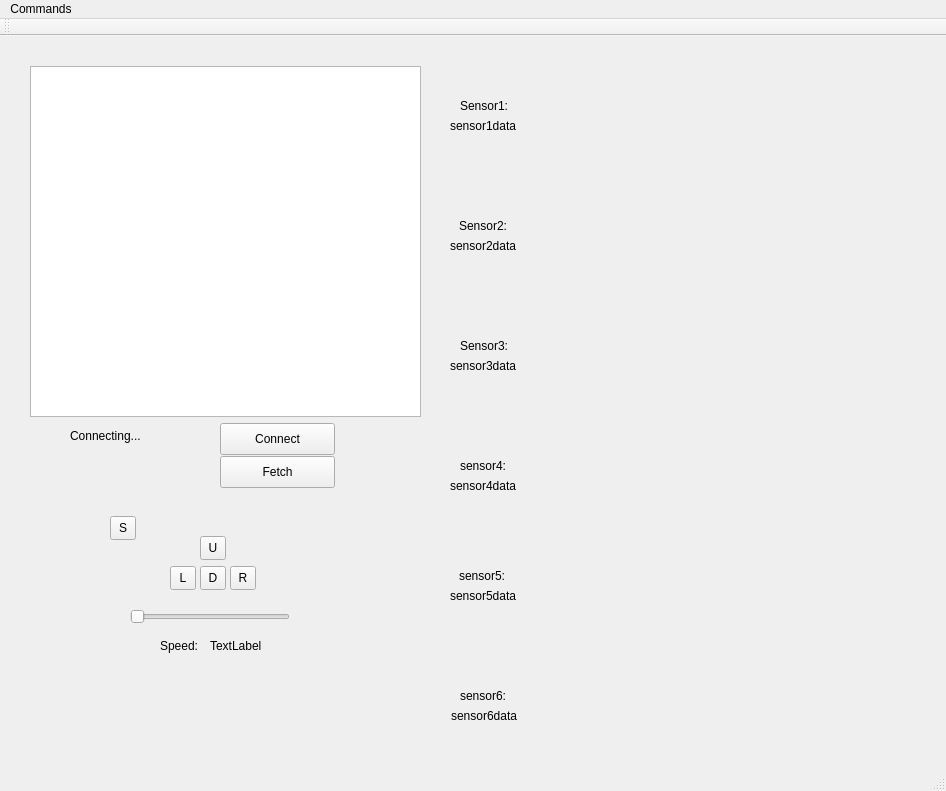
Old version of the form Kod/Styr_m/Styr_m/mapGUI/gui.ui in the repository hansfilipelo/Kandidadprojekt.
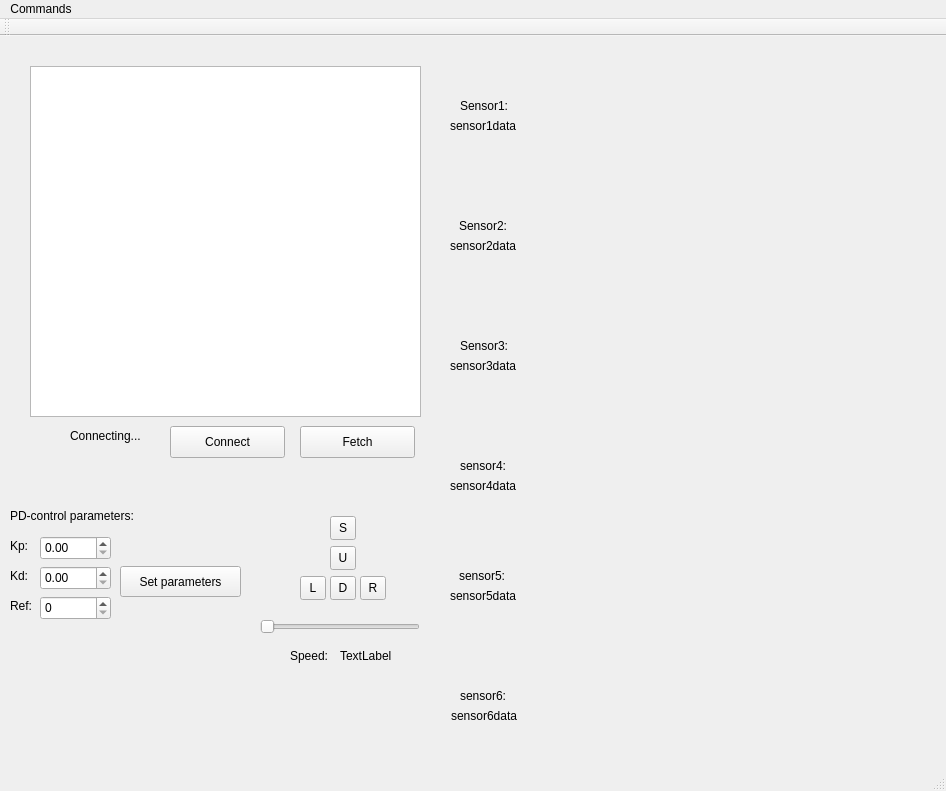
New version of the form. Custom widgets are drawn as their Qt base class.

Commit message: Added control parameters to ui

```diff
--- a/Kod/Styr_m/Styr_m/mapGUI/gui.ui
+++ b/Kod/Styr_m/Styr_m/mapGUI/gui.ui
@@ -33,8 +33,8 @@
    <widget class="QSlider" name="speedSlider">
     <property name="geometry">
      <rect>
-      <x>130</x>
-      <y>570</y>
+      <x>260</x>
+      <y>580</y>
       <width>160</width>
       <height>22</height>
      </rect>
@@ -49,8 +49,8 @@
    <widget class="QToolButton" name="upButton">
     <property name="geometry">
      <rect>
-      <x>200</x>
-      <y>500</y>
+      <x>330</x>
+      <y>510</y>
       <width>26</width>
       <height>24</height>
      </rect>
@@ -62,8 +62,8 @@
    <widget class="QToolButton" name="downButton">
     <property name="geometry">
      <rect>
-      <x>200</x>
-      <y>530</y>
+      <x>330</x>
+      <y>540</y>
       <width>26</width>
       <height>24</height>
      </rect>
@@ -75,8 +75,8 @@
    <widget class="QToolButton" name="leftButton">
     <property name="geometry">
      <rect>
-      <x>170</x>
-      <y>530</y>
+      <x>300</x>
+      <y>540</y>
       <width>26</width>
       <height>24</height>
      </rect>
@@ -88,8 +88,8 @@
    <widget class="QToolButton" name="rightButton">
     <property name="geometry">
      <rect>
-      <x>230</x>
-      <y>530</y>
+      <x>360</x>
+      <y>540</y>
       <width>26</width>
       <height>24</height>
      </rect>
@@ -257,8 +257,8 @@
    <widget class="QLabel" name="speedLabel">
     <property name="geometry">
      <rect>
-      <x>160</x>
-      <y>600</y>
+      <x>290</x>
+      <y>610</y>
       <width>62</width>
       <height>19</height>
      </rect>
@@ -270,8 +270,8 @@
    <widget class="QLabel" name="speedPercent">
     <property name="geometry">
      <rect>
-      <x>210</x>
-      <y>600</y>
+      <x>340</x>
+      <y>610</y>
       <width>62</width>
       <height>19</height>
      </rect>
@@ -392,8 +392,8 @@
    <widget class="QPushButton" name="pushButton">
     <property name="geometry">
      <rect>
-      <x>220</x>
-      <y>387</y>
+      <x>170</x>
+      <y>390</y>
       <width>115</width>
       <height>32</height>
      </rect>
@@ -405,7 +405,7 @@
    <widget class="QToolButton" name="stopButton">
     <property name="geometry">
      <rect>
-      <x>110</x>
+      <x>330</x>
       <y>480</y>
       <width>26</width>
       <height>24</height>
@@ -418,8 +418,8 @@
    <widget class="QPushButton" name="fetchButton">
     <property name="geometry">
      <rect>
-      <x>220</x>
-      <y>420</y>
+      <x>300</x>
+      <y>390</y>
       <width>115</width>
       <height>32</height>
      </rect>
@@ -428,6 +428,101 @@
      <string>Fetch</string>
     </property>
    </widget>
+   <widget class="QLabel" name="kpLabel">
+    <property name="geometry">
+     <rect>
+      <x>10</x>
+      <y>500</y>
+      <width>21</width>
+      <height>19</height>
+     </rect>
+    </property>
+    <property name="text">
+     <string>Kp:</string>
+    </property>
+   </widget>
+   <widget class="QLabel" name="kdLabel">
+    <property name="geometry">
+     <rect>
+      <x>10</x>
+      <y>530</y>
+      <width>21</width>
+      <height>19</height>
+     </rect>
+    </property>
+    <property name="text">
+     <string>Kd:</string>
+    </property>
+   </widget>
+   <widget class="QLabel" name="refLabel">
+    <property name="geometry">
+     <rect>
+      <x>10</x>
+      <y>560</y>
+      <width>31</width>
+      <height>19</height>
+     </rect>
+    </property>
+    <property name="text">
+     <string>Ref:</string>
+    </property>
+   </widget>
+   <widget class="QDoubleSpinBox" name="doubleSpinBox">
+    <property name="geometry">
+     <rect>
+      <x>40</x>
+      <y>500</y>
+      <width>71</width>
+      <height>24</height>
+     </rect>
+    </property>
+   </widget>
+   <widget class="QDoubleSpinBox" name="doubleSpinBox_2">
+    <property name="geometry">
+     <rect>
+      <x>40</x>
+      <y>530</y>
+      <width>71</width>
+      <height>24</height>
+     </rect>
+    </property>
+   </widget>
+   <widget class="QSpinBox" name="spinBox">
+    <property name="geometry">
+     <rect>
+      <x>40</x>
+      <y>560</y>
+      <width>71</width>
+      <height>24</height>
+     </rect>
+    </property>
+   </widget>
+   <widget class="QLabel" name="pdControlLabel">
+    <property name="geometry">
+     <rect>
+      <x>10</x>
+      <y>470</y>
+      <width>151</width>
+      <height>19</height>
+     </rect>
+    </property>
+    <property name="text">
+     <string>PD-control parameters:</string>
+    </property>
+   </widget>
+   <widget class="QPushButton" name="setParameterButton">
+    <property name="geometry">
+     <rect>
+      <x>120</x>
+      <y>530</y>
+      <width>121</width>
+      <height>31</height>
+     </rect>
+    </property>
+    <property name="text">
+     <string>Set parameters</string>
+    </property>
+   </widget>
   </widget>
   <widget class="QMenuBar" name="menuBar">
    <property name="geometry">
```
The commit also changes 5 other files.
